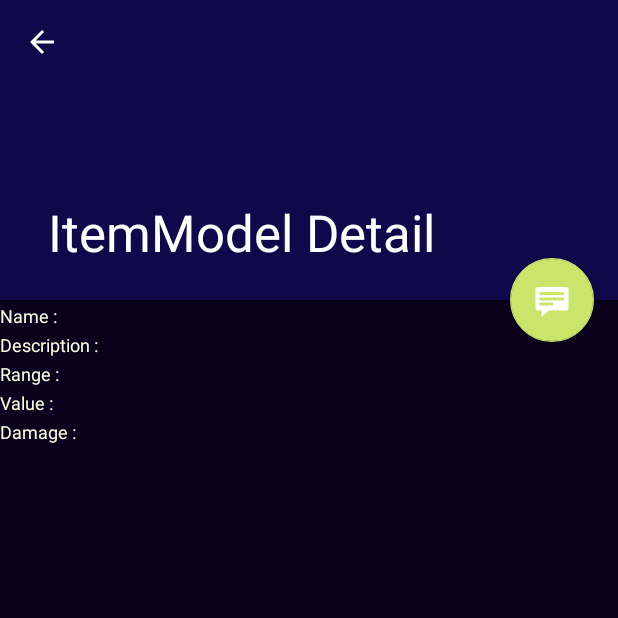
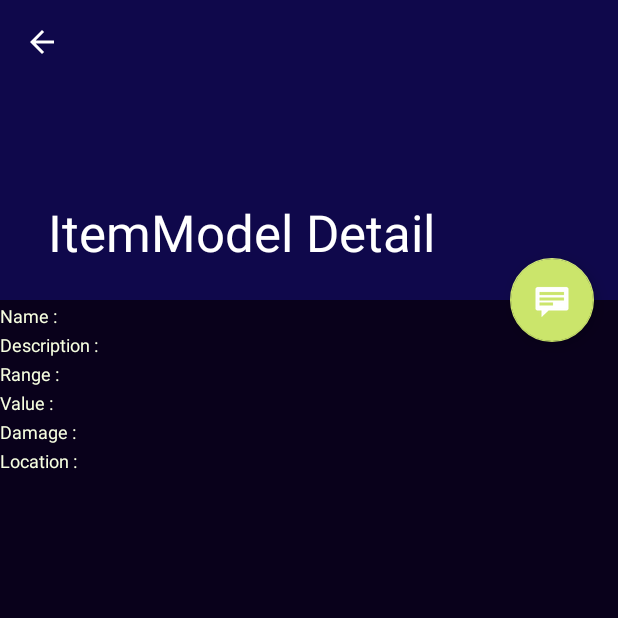
Before and after one commit to cbrod/broderick_hw7, an Android app: the ItemModelDetailFragment screen opened directly, with no data from a screen before it, on a phone screen of 412 x 824 dp, the top half of it. Run offline under Robolectric (Android 15) with nearby library versions, the phone set to English and light mode, and no system bars; 4 statements that could not run were skipped.

Commit message:
Add Location to itemmodel_detail layout

```diff
--- a/app/src/main/res/layout/itemmodel_detail.xml
+++ b/app/src/main/res/layout/itemmodel_detail.xml
@@ -81,4 +81,19 @@
             style="@style/ValueStyle"/>
     </LinearLayout>
 
+    <LinearLayout android:orientation="horizontal"
+        android:layout_height="wrap_content"
+        android:layout_width="wrap_content"
+        >
+        <TextView
+            android:id="@+id/ItemDetails_LocationLabel"
+            style="@style/LabelStyle"
+            android:text="Location : "
+            />
+
+        <TextView
+            android:id="@+id/ItemDetails_LocationValue"
+            style="@style/ValueStyle"/>
+    </LinearLayout>
+
 </LinearLayout>
```
